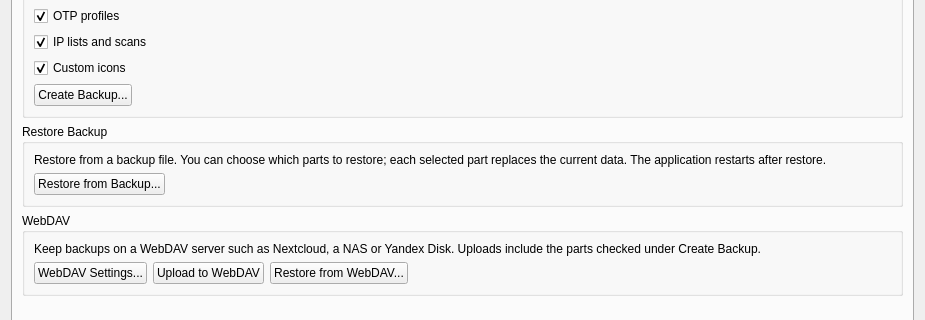
First picture: the form in include/ui/setting/dialog_basic_settings.ui, repository forestsnet/Throne, before the edit; both pictures show x 0 to 925 and y 167 to 487 of the 925 by 634 pixel window.
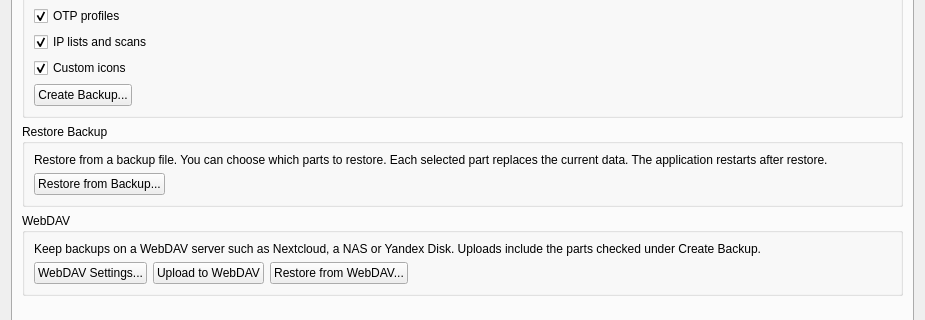
Second picture: the form after the edit. The open tabs and pages were chosen to show the change. Custom widgets are drawn as their Qt base class.

```diff
--- a/include/ui/setting/dialog_basic_settings.ui
+++ b/include/ui/setting/dialog_basic_settings.ui
@@ -1988,7 +1988,7 @@
           <item>
            <widget class="QLabel" name="label_restore_desc">
             <property name="text">
-             <string>Restore from a backup file. You can choose which parts to restore; each selected part replaces the current data. The application restarts after restore.</string>
+             <string>Restore from a backup file. You can choose which parts to restore. Each selected part replaces the current data. The application restarts after restore.</string>
             </property>
             <property name="wordWrap">
              <bool>true</bool>
```
Left out of the diff: 4 changed lines with no effect on the pictures.
